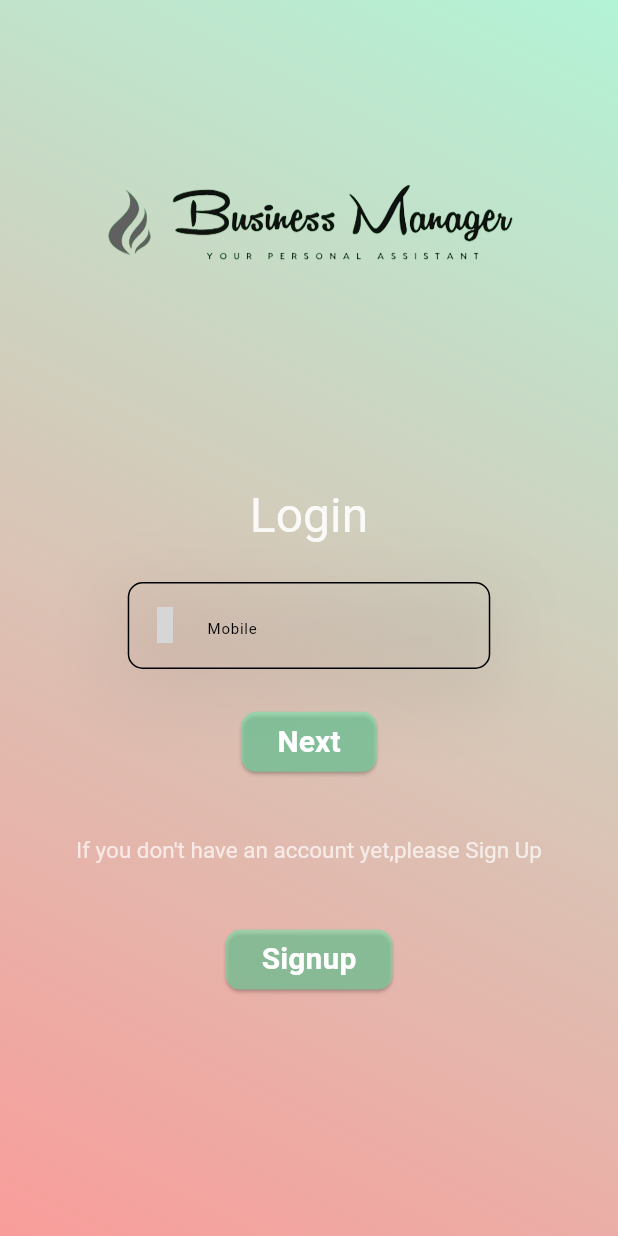
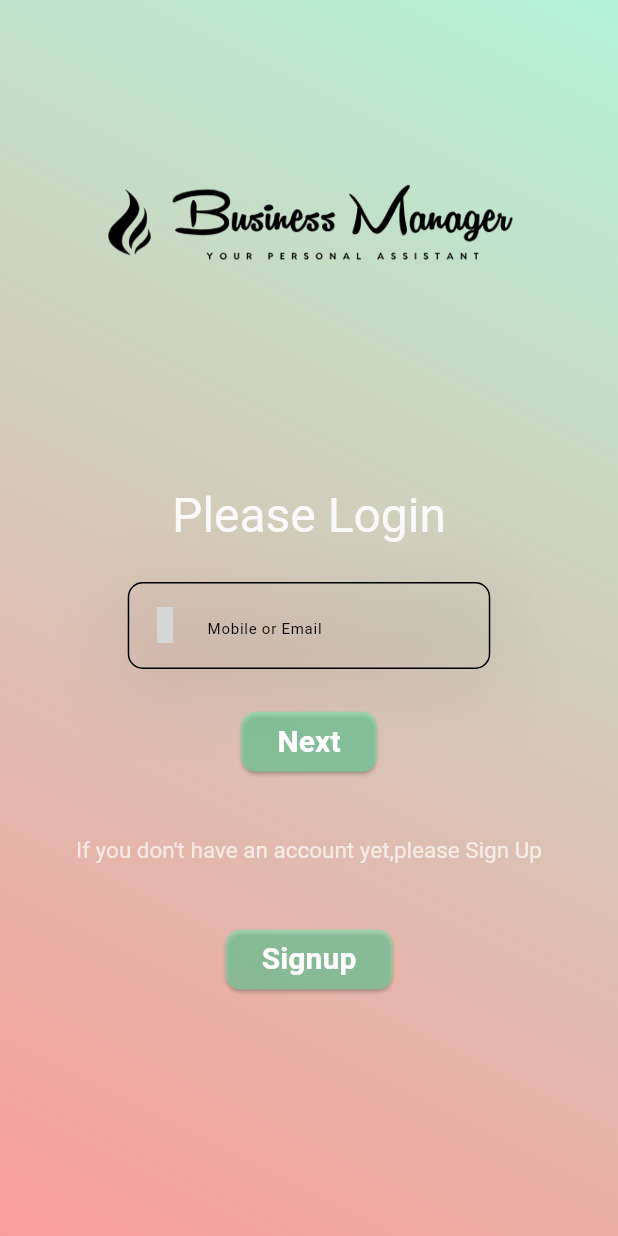
Before and after one commit to AAShayon/Buisness-Manager, a Flutter app: the screen it shows after launch, on a phone screen of 412 x 824 dp. Run offline on Flutter 3.47's test engine with Material 3 defaults, Android fonts, the phone set to English and light mode, and no system bars; our stand-ins replace carousel_slider, dio, flutter_otp_text_field, flutter_screenutil, iconsax, internet_connection_checker and 3 more; accounts and stored records are empty; grey boxes are pictures that could not be loaded.

Commit message:
final Revision and Optimize---auth/view

```diff
--- a/lib/modules/auth/view/login.dart
+++ b/lib/modules/auth/view/login.dart
@@ -19,14 +19,27 @@ class Login extends StatefulWidget {
 }
 
 class _LoginState extends State<Login> {
-  final TextEditingController phoneNumberController = TextEditingController();
-
-  final RegExp phoneRegex = RegExp(r'^(\+880\d{10}|01\d{9})$');
+  final _loginFormKey=GlobalKey<FormState>();
+  final TextEditingController identifierController = TextEditingController();
+  final RegExp phoneRegex = RegExp(r'^01\d{9}$');
+  final RegExp emailRegex = RegExp(r'^[\w-]+(\.[\w-]+)*@[\w-]+(\.[\w-]+)+$');
 
   @override
   void dispose() {
-    phoneNumberController.dispose();
+    identifierController.dispose();
     super.dispose();
+  }
+  String? validateIdentifier(String? value) {
+    if (value == null || value.isEmpty) {
+      return 'Please enter a phone number or email';
+    } else if (!phoneRegex.hasMatch(value) && !emailRegex.hasMatch(value)) {
+      if (!phoneRegex.hasMatch(value)) {
+        return 'Please enter a valid phone number of 11 Digits';
+      } else if (!emailRegex.hasMatch(value)) {
+        return 'Please enter a valid email';
+      }
+    }
+    return null;
   }
 
   @override
@@ -41,21 +54,27 @@ class _LoginState extends State<Login> {
                 mainAxisAlignment: MainAxisAlignment.center,
                 children: [
                   Padding(padding: EdgeInsets.symmetric(vertical: 15.h),
-                  child: Image.asset("assets/businessManager.png",fit: BoxFit.fill,),
+                  child: Image.asset("assets/businessManager.png",fit: BoxFit.fill,color: Colors.black,),
                   ),
 
                   Padding(
                     padding: EdgeInsets.symmetric(vertical: 25.h),
                     child: const HeadlineLargeText(
-                      text: 'Login',
+                      text: 'Please Login',
                       color: Colors.white,
                     ),
                   ),
-                  CustomTextFormField(
-                    hintText: 'Mobile',
-                    prefixIcon: Iconsax.mobile,
-                    textInputTypeKeyboard: TextInputType.phone,
-                    controller: phoneNumberController,
+                  Form(
+                    key: _loginFormKey,
+                    child: CustomTextFormField(
+                      hintText: 'Mobile or Email',
+                      prefixIcon: Iconsax.user,
+                      textInputTypeKeyboard: TextInputType.text,
+                      controller: identifierController,
+                        validator:validateIdentifier
+
+
+                    ),
                   ),
                   SizedBox(
                     height: 25.h,
@@ -64,19 +83,30 @@ class _LoginState extends State<Login> {
                       ? const CircularProgressIndicator(
                     color: Colors.green,
                   )
-                      : CustomCircularButton(
+                      :
+                  CustomCircularButton(
                       text: 'Next',
                       onPressed: () async {
+                        if(_loginFormKey.currentState!.validate()){
                           if (!authViewModel.isLoadingState) {
-                          await authViewModel.sendOtpForLogin(SendOtpRequestForLoginModel(identifier: phoneNumberController.text), context,).then((value) {
+                            String identifier = identifierController.text.trim();
+                            if (validateIdentifier(identifier) == null) {
+                              await authViewModel
+                                  .sendOtpForLogin(
+                                SendOtpRequestForLoginModel(identifier: identifier),
+                                context,
+                              )
+                                  .then((value) {
                                 if (value == true) {
                                   Navigator.of(context).push(MaterialPageRoute(
                                       builder: (context) => OtpScreen(
-                                    identifier: phoneNumberController.text,
+                                        identifier: identifier,
                                         isLoginPage: true,
                                       )));
                                 }
                               });
+                            }
+                          }
                         }
                       }),
                   SizedBox(
```
Also changed, not shown: lib/modules/auth/view/registration.dart (+42 -16 lines). Lines whose indentation alone changed are shown as unchanged.
